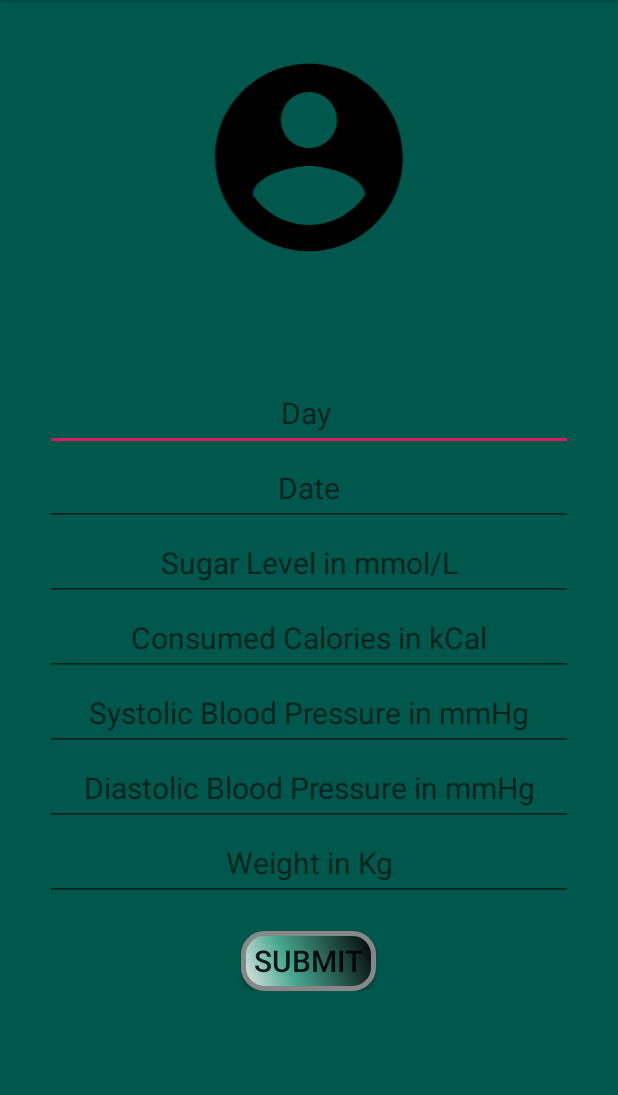
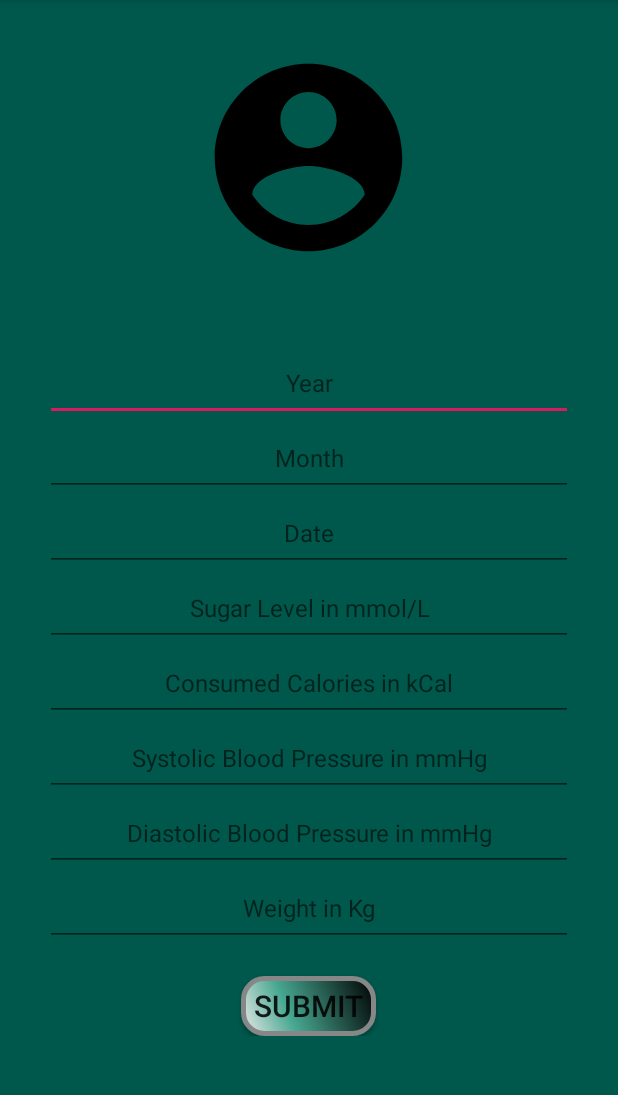
Before and after one commit to Sefatohee/Android-App-Project, an Android app: the Profile screen opened directly, with no data from a screen before it, on a phone screen of 412 x 824 dp, the part 84-1179 px from its top. Run offline under Robolectric (Android 15) with nearby library versions, the phone set to English and light mode, and no system bars; our stand-ins replace Volley; network calls fail.

```diff
--- a/src/main/java/com/example/healthrecord/About.java
+++ b/src/main/java/com/example/healthrecord/About.java
@@ -13,8 +13,8 @@ public class About extends AppCompatActivity {
     protected void onCreate(Bundle savedInstanceState) {
         super.onCreate(savedInstanceState);
         setContentView(R.layout.activity_about);
-        about = findViewById(R.id.about);
-        about.setText("Developed By : Maraz and Ohee\nSpecial Guest : Rumida\nSome Acronym Used In This App\n" +
-                "SR = Sugar Level\nCC = Consumed Calories\nSR=Systolic Rate\nDS = Diastolic Rate");
+        about =(TextView) findViewById(R.id.idabout);
+        about.setText("Developed By : Maraz and Ohee\nSpecial Guest : Rumida\nSome Acronym Used In This App :\n" +
+                "SR = Sugar Level\nCC = Consumed Calories\nSR=Systolic Rate\nDS = Diastolic Rate\nN = Normal");
     }
 }
--- a/src/main/java/com/example/healthrecord/Constant.java
+++ b/src/main/java/com/example/healthrecord/Constant.java
@@ -1,7 +1,7 @@
 package com.example.healthrecord;
 
 public class Constant {
-    private static  final String root_url = "http://192.168.1.5/HealthRecord/";
+    private static  final String root_url = "http://192.168.31.149/HealthRecord/";
     public  static  final  String url_register = root_url+"Connect.php";
 
     public static final String url_login = root_url+"userLogin.php";
@@ -31,6 +31,8 @@ public class Constant {
             "\n" +
             "<table style=\"width:100%\">\n" +
             "   <tr>\n" +
+            "    <th>Year</th>\n" +
+            "    <th>Month</th>\n" +
             "    <th>Date</th>\n" +
             "    <th>SL</th>\n" +
             "    <th>CC</th>\n" +
@@ -66,6 +68,8 @@ public class Constant {
             "\n" +
             "<table style=\"width:100%\">\n" +
             "   <tr>\n" +
+            "    <th>Year</th>\n" +
+            "    <th>Month</th>\n" +
             "    <th>Date</th>\n" +
             "    <th>SL/N</th>\n" +
             "    <th>CC/N</th>\n" +
--- a/src/main/java/com/example/healthrecord/MainActivity.java
+++ b/src/main/java/com/example/healthrecord/MainActivity.java
@@ -41,9 +41,10 @@ public class MainActivity extends AppCompatActivity implements View.OnClickListe
             SharedPreferences sharedPreferences = getSharedPreferences("login",MODE_PRIVATE);
 
             if(sharedPreferences.contains("Email") && sharedPreferences.contains("Password")){
-                Name = sharedPreferences.getString("Email","nothing");
+                Profile.Email = sharedPreferences.getString("Email","nothing");
+                Profile.name = sharedPreferences.getString("Name","nothing");
                 Intent intent = new Intent(getApplicationContext(),Profile.class);
-                intent.putExtra("Email",Name);
+                //intent.putExtra("Email",Name);
                 startActivity(intent);
             }else{
                 Intent intent = new Intent(this,SignIn.class);
--- a/src/main/java/com/example/healthrecord/Notification.java
+++ b/src/main/java/com/example/healthrecord/Notification.java
@@ -17,6 +17,6 @@ public class Notification extends AppCompatActivity {
         message = getIntent().getStringExtra("Message");
 
         textView = findViewById(R.id.notification);
-        textView.setText(message);
+        textView.setText(Profile.message);
     }
 }
--- a/src/main/java/com/example/healthrecord/Personal_info.java
+++ b/src/main/java/com/example/healthrecord/Personal_info.java
@@ -68,6 +68,8 @@ public class Personal_info extends AppCompatActivity {
                                 "<td>"+element[3]+"</td>\n" +
                                 "<td>"+element[4]+"</td>\n" +
                                 "<td>"+element[5]+"</td>\n" +
+                                "<td>"+element[6]+"</td>\n" +
+                                "<td>"+element[7]+"</td>\n" +
                                 "  </tr>\n" ;
                     }
 
--- a/src/main/java/com/example/healthrecord/SignIn.java
+++ b/src/main/java/com/example/healthrecord/SignIn.java
@@ -54,6 +54,7 @@ public class SignIn extends AppCompatActivity implements View.OnClickListener {
 
         if(sharedPreferences.contains("Email") && sharedPreferences.contains("Password")){
             email.setText(sharedPreferences.getString("Email","nothing"));
+            Profile.Email = sharedPreferences.getString("Email","nothing");
             password.setText(sharedPreferences.getString("Password","nothing"));
         }
 
@@ -106,13 +107,14 @@ public class SignIn extends AppCompatActivity implements View.OnClickListener {
                         SharedPreferences.Editor editor = getSharedPreferences("login", MODE_PRIVATE).edit();
                         editor.putString("Email",Email);
                         editor.putString("Password",loginPass);
+                        editor.putString("Name", Profile.name);
                         editor.apply();
 
                         email.setText(null);
                         password.setText(null);
 
                         Intent intent = new Intent(getApplicationContext(),Profile.class);
-                        intent.putExtra("Email",Email);
+                        //intent.putExtra("Email",Email);
                         startActivity(intent);
                     }else{
                         loginprogress.setVisibility(View.GONE);
--- a/src/main/java/com/example/healthrecord/SignUp.java
+++ b/src/main/java/com/example/healthrecord/SignUp.java
@@ -113,8 +113,9 @@ public class SignUp extends AppCompatActivity implements View.OnClickListener {
 
                         SharedPreferences.Editor editor = getSharedPreferences("login", MODE_PRIVATE).edit();
 
-                        editor.putString("Name",Name);
+                        editor.putString("Email",Email);
                         editor.putString("Password",Password);
+                        editor.putString("Name", Name);
                         editor.apply();
 
                         progressBar.setVisibility(View.GONE);
@@ -122,7 +123,7 @@ public class SignUp extends AppCompatActivity implements View.OnClickListener {
                         email.setText(null);
                         password.setText(null);
                         Intent intent = new Intent(getApplicationContext(),Profile.class);
-                        intent.putExtra("Name",Name);
+                       // intent.putExtra("Name",Name);
                         startActivity(intent);
                     }else{
                         progressBar.setVisibility(View.GONE);
--- a/src/main/res/layout/activity_preview_info.xml
+++ b/src/main/res/layout/activity_preview_info.xml
@@ -16,7 +16,7 @@
 
         <WebView
 
-            android:id="@+id/webview_review"
+            android:id="@+id/webview_preview"
             android:layout_width="match_parent"
             android:layout_height="wrap_content">
 
--- a/src/main/res/layout/activity_profile.xml
+++ b/src/main/res/layout/activity_profile.xml
@@ -18,7 +18,7 @@
         >
 
         <ImageView
-            android:layout_width="200dp"
+            android:layout_width="150dp"
             android:layout_height="150dp"
             android:src="@drawable/ic_account_circle_black_24dp"
             android:layout_gravity="center"
@@ -29,37 +29,45 @@
             android:layout_width="200dp"
             android:layout_height="wrap_content"
             android:layout_gravity="center"
-            android:layout_marginBottom="30dp"
+            android:layout_marginBottom="10dp"
             android:textSize="30sp"
             android:textAlignment="center"
             />
-
         <EditText
             android:layout_gravity="center"
-            android:id="@+id/day"
+            android:id="@+id/year"
             android:layout_width="match_parent"
             android:layout_height="50dp"
-            android:textSize="20sp"
-            android:hint="Day "
+            android:textSize="16sp"
+            android:hint="Year"
             android:textAlignment="center"
             />
-
+        <EditText
+            android:layout_gravity="center"
+            android:id="@+id/month"
+            android:layout_width="match_parent"
+            android:layout_height="50dp"
+            android:textSize="16sp"
+            android:hint="Month"
+            android:textAlignment="center"
+            />
         <EditText
             android:layout_gravity="center"
             android:id="@+id/date"
             android:layout_width="match_parent"
             android:layout_height="50dp"
-            android:textSize="20sp"
+            android:textSize="16sp"
             android:hint="Date"
             android:textAlignment="center"
             />
+
 
         <EditText
             android:layout_gravity="center"
             android:id="@+id/sugarLevel"
             android:layout_width="match_parent"
             android:layout_height="50dp"
-            android:textSize="20sp"
+            android:textSize="16sp"
             android:hint="Sugar Level in mmol/L"
 
             android:textAlignment="center"
@@ -70,7 +78,7 @@
             android:id="@+id/consumed_calories"
             android:layout_width="match_parent"
             android:layout_height="50dp"
-            android:textSize="20sp"
+            android:textSize="16sp"
             android:hint="Consumed Calories in kCal"
             android:textAlignment="center"
             />
@@ -80,7 +88,7 @@
             android:id="@+id/systolicRate"
             android:layout_width="match_parent"
             android:layout_height="50dp"
-            android:textSize="20sp"
+            android:textSize="16sp"
 
             android:hint="Systolic Blood Pressure in mmHg"
             android:textAlignment="center"
@@ -91,7 +99,7 @@
             android:id="@+id/diastolicRate"
             android:layout_width="match_parent"
             android:layout_height="50dp"
-            android:textSize="20sp"
+            android:textSize="16sp"
 
             android:hint="Diastolic Blood Pressure in mmHg"
             android:textAlignment="center"
@@ -102,7 +110,7 @@
             android:id="@+id/weight"
             android:layout_width="match_parent"
             android:layout_height="50dp"
-            android:textSize="20sp"
+            android:textSize="16sp"
 
             android:hint="Weight in Kg"
             android:textAlignment="center"
--- a/src/main/res/menu/menu.xml
+++ b/src/main/res/menu/menu.xml
@@ -6,9 +6,9 @@
 
 
     <item
-        android:id="@+id/review"
+        android:id="@+id/preview"
         android:icon="@drawable/ic_account_circle_black_24dp"
-        android:title="Review information"
+        android:title="Preview information"
         />
 
     <item
--- a/src/main/res/values/strings.xml
+++ b/src/main/res/values/strings.xml
@@ -1,5 +1,5 @@
 <resources>
-    <string name="app_name">Mess Management</string>
+    <string name="app_name">HealthRecord</string>
     <string name="Name"></string>
     <string name="Password"></string>
     <string name="visibility"></string>
```
Also changed, not shown: src/main/java/com/example/healthrecord/PreviewInfo.java (+8 -6 lines), src/main/java/com/example/healthrecord/Profile.java (+44 -14 lines), src/main/res/layout/activity_about.xml (+14 -23 lines), src/main/res/layout/activity_main.xml (+5 -4 lines), src/main/res/layout/activity_notification.xml (+6 -8 lines).
